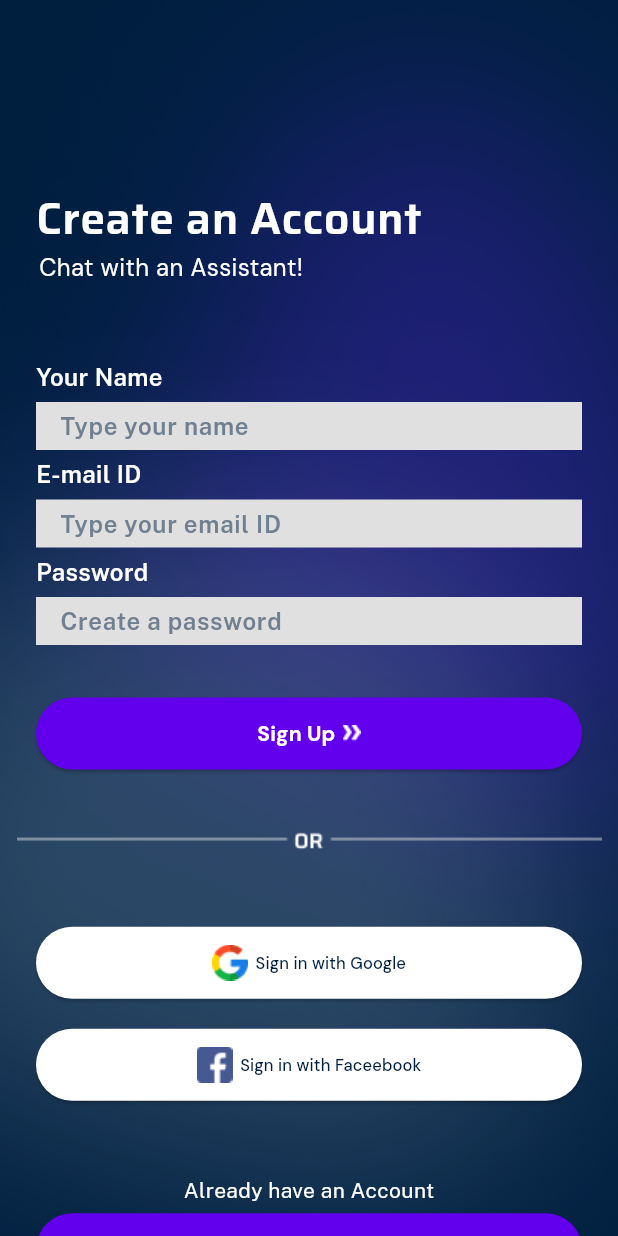
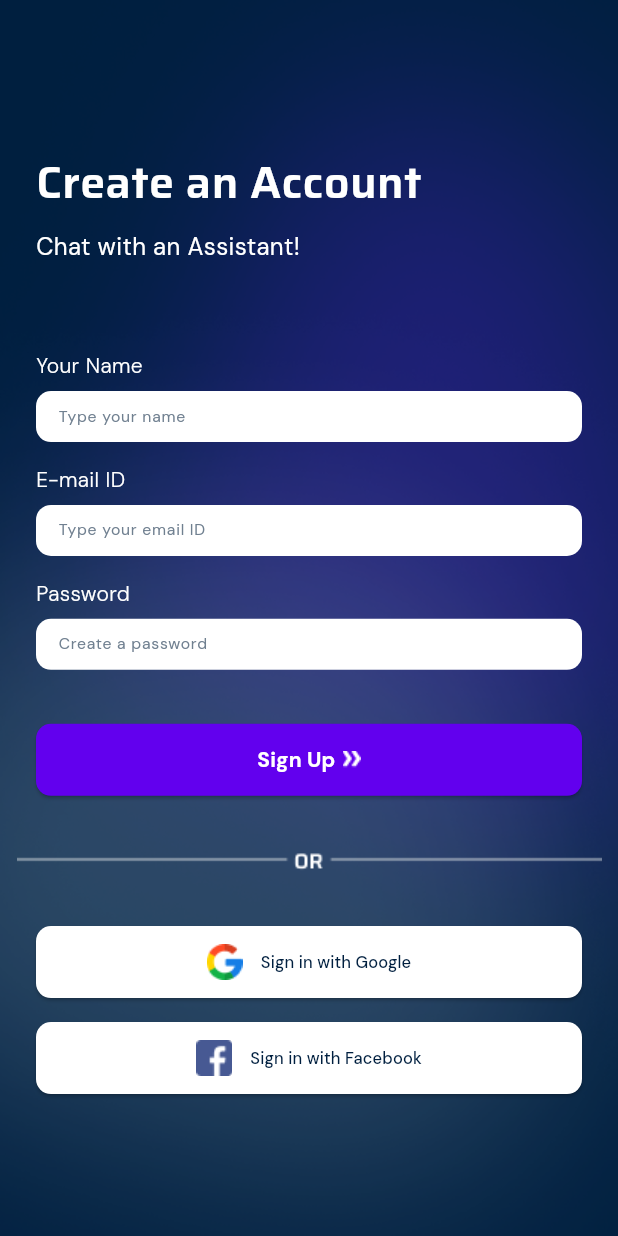
Before and after one commit to perfectionist7/True-Partner-App, a Flutter app: the SignUpScreen screen opened directly, on a phone screen of 412 x 824 dp. Run offline on Flutter 3.47's test engine with Material 3 defaults, Android fonts, the phone set to English and light mode, and no system bars; our stand-ins replace get, google_fonts, velocity_x.

Commit message:
Update signup_screen.dart

```diff
--- a/lib/signup_screen.dart
+++ b/lib/signup_screen.dart
@@ -1,11 +1,7 @@
-import 'package:deevot_new_project/home_screen.dart';
-import 'package:deevot_new_project/login_screen.dart';
 import 'package:flutter/material.dart';
 import 'package:get/get.dart';
 import 'package:google_fonts/google_fonts.dart';
 import 'package:velocity_x/velocity_x.dart';
-
-import 'widgets/custom_textfield.dart';
 
 class SignUpScreen extends StatefulWidget {
   const SignUpScreen({super.key});
@@ -18,6 +14,8 @@
   bool isCheck = false;
   @override
   Widget build(BuildContext context) {
+    double screenWidth = MediaQuery.of(context).size.width;
+    double screenHeight = MediaQuery.of(context).size.height;
     return Container(
       decoration: const BoxDecoration(
           image: DecorationImage(
@@ -31,50 +29,183 @@
             mainAxisAlignment: MainAxisAlignment.start,
             crossAxisAlignment: CrossAxisAlignment.start,
             children: [
-              Text(
+              Container(
+                margin: EdgeInsets.only(top: 100, left: 24),
+                child: Text(
                   "Create an Account",
                   style: GoogleFonts.saira(
                     fontSize: 30,
                     fontWeight: FontWeight.w600,
                     color: const Color(0xffFFFFFF),
                   ),
-              ).box.padding(const EdgeInsets.fromLTRB(24, 124, 24, 0)).make(),
-              Text(
+                ),
+              ),
+              Container(
+                  margin: EdgeInsets.only(left: 24, top: 10),
+                  child: Text(
                     "Chat with an Assistant!",
                     style: GoogleFonts.dmSans(
                       fontSize: 16,
                       fontWeight: FontWeight.w400,
                       color: const Color(0xffFFFFFF),
                     ),
-              ).box.padding(const EdgeInsets.fromLTRB(26, 0, 66, 0)).make(),
-              50.heightBox,
-              customTextField(
-                      title: "Your Name", hint: "Type your name", isPass: false)
-                  .box
-                  .padding(const EdgeInsets.only(left: 24, right: 24))
-                  .make(),
-              customTextField(
-                      title: "E-mail ID",
-                      hint: "Type your email ID",
-                      isPass: false)
-                  .box
-                  .padding(const EdgeInsets.only(left: 24, right: 24))
-                  .make(),
-              customTextField(
-                      title: "Password",
-                      hint: "Create a password",
-                      isPass: true)
-                  .box
-                  .padding(const EdgeInsets.only(left: 24, right: 24))
-                  .make(),
-              30.heightBox,
-              ElevatedButton(
+                  )),
+              Container(
+                margin: EdgeInsets.only(
+                  left: 24,
+                  top: 0.0701530612244898 * screenHeight,
+                ),
+                height: 0.0229591836734694 * screenHeight,
+                width: 0.265625 * screenWidth,
+                child: Text(
+                  'Your Name',
+                  style: GoogleFonts.dmSans(
+                    fontSize: 14,
+                    fontWeight: FontWeight.w300,
+                    color: Colors.white,
+                  ),
+                ),
+              ),
+              Container(
+                height: 34,
+                decoration: BoxDecoration(
+                  color: Colors.white,
+                  borderRadius: BorderRadius.circular(10),
+                ),
+                margin: EdgeInsets.only(top: 8, left: 24, right: 24),
+                child: TextField(
+                  style: GoogleFonts.dmSans(
+                    fontSize: 0.0153061224489796 * screenHeight,
+                    fontWeight: FontWeight.w300,
+                    color: Colors.black,
+                  ),
+                  onChanged: (value) {
+                    // email = value;
+                  },
+                  decoration: InputDecoration(
+                    hintText: 'Type your name',
+                    hintStyle: GoogleFonts.dmSans(
+                      fontSize: 0.0127551020408163 * screenHeight,
+                      fontWeight: FontWeight.w400,
+                      color: Color(0xff708090),
+                    ),
+                    contentPadding: EdgeInsets.only(
+                        left: 0.0360416666666667 * screenWidth,
+                        right: 0.0260416666666667 * screenWidth,
+                        bottom: 0.0216836734693878 * screenHeight),
+                    border: InputBorder.none,
+                  ),
+                ),
+              ),
+              Container(
+                margin: EdgeInsets.only(
+                  left: 24,
+                  top: 15,
+                ),
+                height: 0.0229591836734694 * screenHeight,
+                width: 0.265625 * screenWidth,
+                child: Text(
+                  'E-mail ID',
+                  style: GoogleFonts.dmSans(
+                    fontSize: 14,
+                    fontWeight: FontWeight.w300,
+                    color: Colors.white,
+                  ),
+                ),
+              ),
+              Container(
+                height: 34,
+                decoration: BoxDecoration(
+                  color: Colors.white,
+                  borderRadius: BorderRadius.circular(10),
+                ),
+                margin: EdgeInsets.only(top: 8, left: 24, right: 24),
+                child: TextField(
+                  style: GoogleFonts.dmSans(
+                    fontSize: 0.0153061224489796 * screenHeight,
+                    fontWeight: FontWeight.w300,
+                    color: Colors.black,
+                  ),
+                  onChanged: (value) {
+                    // email = value;
+                  },
+                  decoration: InputDecoration(
+                    hintText: 'Type your email ID',
+                    hintStyle: GoogleFonts.dmSans(
+                      fontSize: 0.0127551020408163 * screenHeight,
+                      fontWeight: FontWeight.w400,
+                      color: Color(0xff708090),
+                    ),
+                    contentPadding: EdgeInsets.only(
+                        left: 0.0360416666666667 * screenWidth,
+                        right: 0.0260416666666667 * screenWidth,
+                        bottom: 0.0216836734693878 * screenHeight),
+                    border: InputBorder.none,
+                  ),
+                ),
+              ),
+              Container(
+                margin: EdgeInsets.only(
+                  left: 24,
+                  top: 15,
+                ),
+                height: 0.0229591836734694 * screenHeight,
+                width: 0.265625 * screenWidth,
+                child: Text(
+                  'Password',
+                  style: GoogleFonts.dmSans(
+                    fontSize: 14,
+                    fontWeight: FontWeight.w300,
+                    color: Colors.white,
+                  ),
+                ),
+              ),
+              Container(
+                height: 34,
+                decoration: BoxDecoration(
+                  color: Colors.white,
+                  borderRadius: BorderRadius.circular(10),
+                ),
+                margin: EdgeInsets.only(top: 8, left: 24, right: 24),
+                child: TextField(
+                  obscureText: true,
+                  style: GoogleFonts.dmSans(
+                    fontSize: 0.0153061224489796 * screenHeight,
+                    fontWeight: FontWeight.w300,
+                    color: Colors.black,
+                  ),
+                  onChanged: (value) {
+                    // email = value;
+                  },
+                  decoration: InputDecoration(
+                    hintText: 'Create a password',
+                    hintStyle: GoogleFonts.dmSans(
+                      fontSize: 0.0127551020408163 * screenHeight,
+                      fontWeight: FontWeight.w400,
+                      color: Color(0xff708090),
+                    ),
+                    contentPadding: EdgeInsets.only(
+                        left: 0.0360416666666667 * screenWidth,
+                        right: 0.0260416666666667 * screenWidth,
+                        bottom: 0.0216836734693878 * screenHeight),
+                    border: InputBorder.none,
+                  ),
+                ),
+              ),
+              Container(
+                margin: EdgeInsets.only(left: 24, right: 24, top: 36),
+                height: 48,
+                child: ElevatedButton(
                   style: ElevatedButton.styleFrom(
+                    shape: RoundedRectangleBorder(
+                        borderRadius: BorderRadius.circular(10)),
                     // ignore: deprecated_member_use
                     backgroundColor: const Color(0xff6200EE),
                     padding: const EdgeInsets.all(12),
                   ),
-                onPressed: () {},
+                  onPressed: () {
+                    // Get.to(() => const HomeScreen());
+                  },
                   child: Row(
                     mainAxisAlignment: MainAxisAlignment.center,
                     crossAxisAlignment: CrossAxisAlignment.center,
@@ -90,32 +221,32 @@
                       Image.asset("assets/images/double_chevron.png")
                     ],
                   ),
-              )
-                  .box
-                  .padding(const EdgeInsets.only(left: 24, right: 24))
-                  .width(context.screenWidth)
-                  .height(48)
-                  .rounded
-                  .make(),
-              40.heightBox,
-              Image.asset(
+                ),
+              ),
+              Container(
+                margin: EdgeInsets.only(top: 36),
+                child: Image.asset(
                   "assets/images/divider.png",
                   width: context.screenWidth,
                 ),
-              50.heightBox,
-              ElevatedButton(
+              ),
+              Container(
+                height: 48,
+                margin: EdgeInsets.only(left: 24, right: 24, top: 36),
+                child: ElevatedButton(
                   style: ElevatedButton.styleFrom(
                       // ignore: deprecated_member_use
                       backgroundColor: const Color(0xffFFFFFF),
                       padding: const EdgeInsets.all(12),
-                ),
+                      shape: RoundedRectangleBorder(
+                          borderRadius: BorderRadius.circular(10))),
                   onPressed: () {},
                   child: Row(
                     mainAxisAlignment: MainAxisAlignment.center,
                     crossAxisAlignment: CrossAxisAlignment.center,
                     children: [
                       Image.asset("assets/images/googleLogo.png"),
-                    5.widthBox,
+                      12.widthBox,
                       Text(
                         "Sign in with Google",
                         style: GoogleFonts.dmSans(
@@ -125,31 +256,27 @@
                       ),
                     ],
                   ),
-              )
-                  .box
-                  .padding(const EdgeInsets.only(left: 24, right: 24))
-                  .width(context.screenWidth)
-                  .height(48)
-                  .rounded
-                  .make(),
-              20.heightBox,
-              ElevatedButton(
+                ),
+              ),
+              Container(
+                height: 48,
+                margin: EdgeInsets.only(left: 24, right: 24, top: 16),
+                child: ElevatedButton(
                   style: ElevatedButton.styleFrom(
                       // ignore: deprecated_member_use
                       backgroundColor: const Color(0xffFFFFFF),
                       padding: const EdgeInsets.all(12),
-                ),
-                onPressed: () {
-                  Get.to(() => const HomeScreen());
-                },
+                      shape: RoundedRectangleBorder(
+                          borderRadius: BorderRadius.circular(10))),
+                  onPressed: () {},
                   child: Row(
                     mainAxisAlignment: MainAxisAlignment.center,
                     crossAxisAlignment: CrossAxisAlignment.center,
                     children: [
                       Image.asset("assets/images/facebookLogo.png"),
-                    5.widthBox,
+                      12.widthBox,
                       Text(
-                      "Sign in with Faceebook",
+                        "Sign in with Facebook",
                         style: GoogleFonts.dmSans(
                             fontSize: 11,
                             fontWeight: FontWeight.w500,
@@ -157,50 +284,38 @@
                       ),
                     ],
                   ),
-              )
-                  .box
-                  .padding(const EdgeInsets.only(left: 24, right: 24))
-                  .width(context.screenWidth)
-                  .height(48)
-                  .rounded
-                  .make(),
-              50.heightBox,
-              Center(
-                  child: "Already have an Account"
-                      .text
-                      .color(Colors.white)
-                      .make()),
-              5.heightBox,
-              ElevatedButton(
-                style: ElevatedButton.styleFrom(
-                  // ignore: deprecated_member_use
-                  backgroundColor: const Color(0xff6200EE),
-                  padding: const EdgeInsets.all(12),
                 ),
+              ),
+              Container(
+                margin: EdgeInsets.fromLTRB(100, 90, 70, 0),
+                child: TextButton(
                   onPressed: () {
-                  Get.to(() => const LoginScreen());
+                    // Navigator.push(
+                    //   context,
+                    //   MaterialPageRoute(
+                    //       builder: (context) => const SignUpScreen()),
+                    // );
+                    // _passwordcontroller.clear();
+                    // _controller.clear();
                   },
-                child: Row(
-                  mainAxisAlignment: MainAxisAlignment.center,
-                  crossAxisAlignment: CrossAxisAlignment.center,
-                  children: [
-                    Text(
-                      "Login",
+                  child: Text.rich(TextSpan(children: [
+                    TextSpan(
+                        text: 'Already have an account?',
                         style: GoogleFonts.dmSans(
                           fontSize: 14,
-                          fontWeight: FontWeight.bold,
-                          color: const Color(0xffFFFFFF)),
-                    ),
-                  ],
+                          fontWeight: FontWeight.w400,
+                          color: Colors.white,
+                        )),
+                    TextSpan(
+                        text: ' Login',
+                        style: GoogleFonts.dmSans(
+                          fontWeight: FontWeight.w400,
+                          fontSize: 14,
+                          color: Color(0xFF4178F3),
+                        ))
+                  ])),
                 ),
               )
-                  .box
-                  .padding(const EdgeInsets.only(left: 24, right: 24))
-                  .width(context.screenWidth)
-                  .height(48)
-                  .rounded
-                  .make(),
-              10.heightBox,
             ],
           ),
         ),
```
Lines whose indentation alone changed are shown as unchanged.
